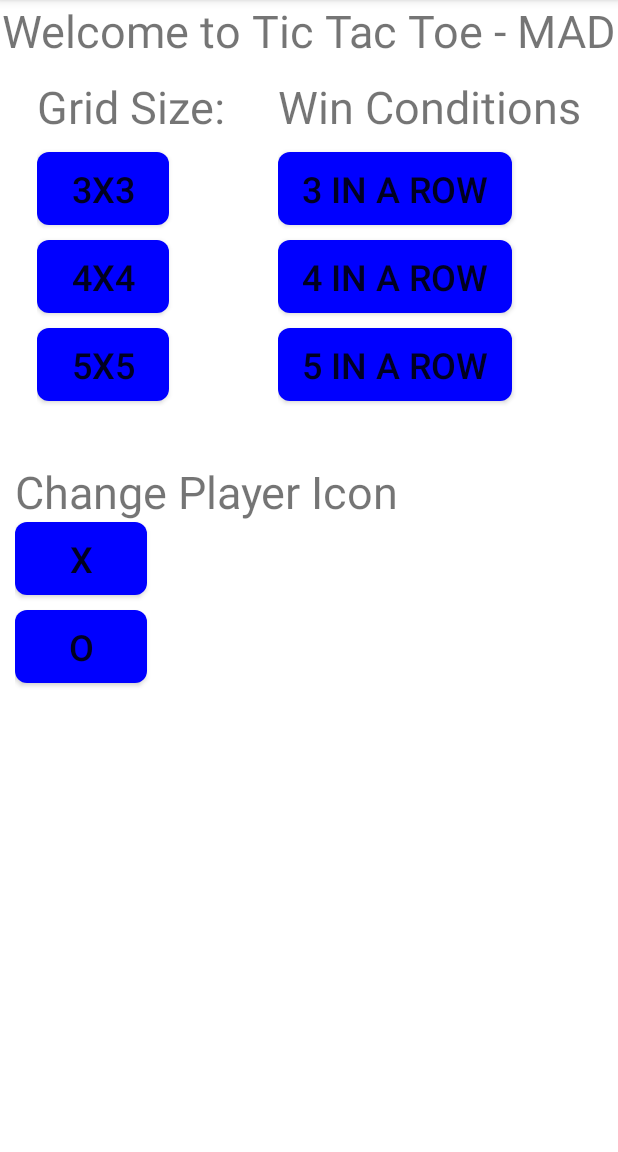
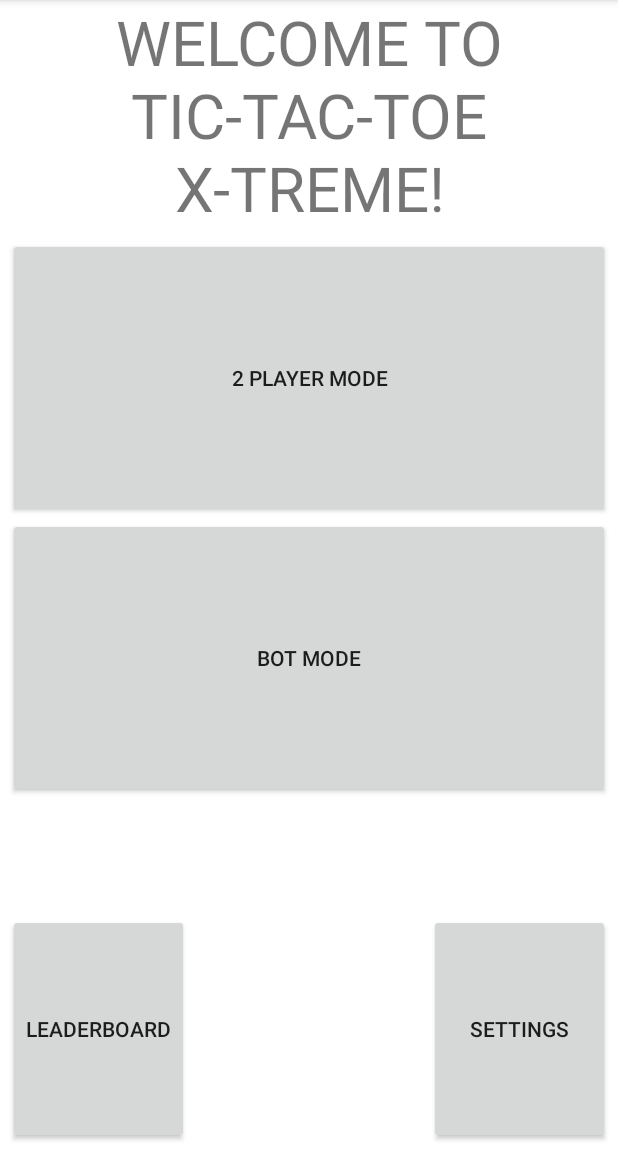
Before and after one commit to justinp04/MADASS1, an Android app: the screen it shows after launch (MainActivity), on a phone screen of 412 x 824 dp, the part 84-1236 px from its top. Run offline under Robolectric (Android 15) with nearby library versions, the light colour scheme and no system bars.

Commit message:
Start menu implemented
added functionality to startmenu
2p mode just starts a 3x3fragment for now
settings opens the settings fragment
leaderboard and ai hav no function yet

```diff
--- a/app/src/main/java/com/example/tictactoemad_20732435/MainActivity.java
+++ b/app/src/main/java/com/example/tictactoemad_20732435/MainActivity.java
@@ -16,6 +16,7 @@ import android.widget.Toast;
 
 public class MainActivity extends AppCompatActivity {
 
+    private  StartMenuFragment startMenuFragment = new StartMenuFragment();
     private GameFunction3x3 gameFunction3x3 = new GameFunction3x3();
     private GameFunction4x4 gameFunction4x4 = new GameFunction4x4();
     private GameFunction5x5 gameFunction5x5 = new GameFunction5x5();
@@ -26,12 +27,16 @@ public class MainActivity extends AppCompatActivity {
         super.onCreate(savedInstanceState);
         setContentView(R.layout.activity_main);
 
-        loadSettingsFragment();
+        loadMenuFragment();
 
         MainActivityData mainActivityDataViewModel = new ViewModelProvider(this).get(MainActivityData.class);
         mainActivityDataViewModel.clickedValue.observe(this, new Observer<Integer>() {
             @Override
             public void onChanged(Integer integer) {
+                if (mainActivityDataViewModel.getClickedValue() == 0)
+                {
+                    loadMenuFragment();
+                }
                 if (mainActivityDataViewModel.getClickedValue() == 1)
                 {
                     loadGame3x3Fragment();
@@ -52,6 +57,18 @@ public class MainActivity extends AppCompatActivity {
         });
     }
 
+    private void loadMenuFragment()
+    {
+        FragmentManager fm = getSupportFragmentManager();
+        Fragment frag = fm.findFragmentById(R.id.fragment_game);
+        if (frag==null)
+        {
+            fm.beginTransaction().add(R.id.fragment_game, startMenuFragment).commit();
+        }
+        else {
+            fm.beginTransaction().replace(R.id.fragment_game,startMenuFragment).commit();
+        }
+    }
     private void loadGame3x3Fragment()
     {
         FragmentManager fm = getSupportFragmentManager();
--- a/app/src/main/java/com/example/tictactoemad_20732435/StartMenuFragment.java
+++ b/app/src/main/java/com/example/tictactoemad_20732435/StartMenuFragment.java
@@ -3,16 +3,19 @@ package com.example.tictactoemad_20732435;
 import android.os.Bundle;
 
 import androidx.fragment.app.Fragment;
+import androidx.lifecycle.ViewModelProvider;
 
 import android.view.LayoutInflater;
 import android.view.View;
 import android.view.ViewGroup;
+import android.widget.Button;
 
 /**
  * A simple {@link Fragment} subclass.
  * Use the {@link StartMenuFragment#newInstance} factory method to
  * create an instance of this fragment.
  */
+/*Date created: 28/08/2023*/
 public class StartMenuFragment extends Fragment {
 
     // TODO: Rename parameter arguments, choose names that match
@@ -57,8 +60,54 @@ public class StartMenuFragment extends Fragment {
 
     @Override
     public View onCreateView(LayoutInflater inflater, ViewGroup container,
-                             Bundle savedInstanceState) {
+                             Bundle savedInstanceState)
+    {
+        View rootView =inflater.inflate(R.layout.fragment_start_menu, container, false);
         // Inflate the layout for this fragment
-        return inflater.inflate(R.layout.fragment_start_menu, container, false);
+        MainActivityData mainActivityDataViewModel = new ViewModelProvider(getActivity())
+                .get(MainActivityData.class);
+
+        Button twoPlayerGame = rootView.findViewById(R.id.button2P);
+        Button AIGame = rootView.findViewById(R.id.buttonAI);
+        Button settings = rootView.findViewById(R.id.settingButton);
+        Button leaderboard = rootView.findViewById(R.id.leaderboardButton);
+
+        twoPlayerGame.setOnClickListener(new View.OnClickListener()
+        {
+            @Override
+            public void onClick(View view)
+            {
+                mainActivityDataViewModel.setClickedValue(1);
+            }
+        });
+
+        AIGame.setOnClickListener(new View.OnClickListener()
+        {
+            @Override
+            public void onClick(View view)
+            {
+                //set clicked value for ai game mode
+            }
+        });
+
+        settings.setOnClickListener(new View.OnClickListener()
+        {
+            @Override
+            public void onClick(View view)
+            {
+                mainActivityDataViewModel.setClickedValue(4);
+            }
+        });
+
+        leaderboard.setOnClickListener(new View.OnClickListener()
+        {
+            @Override
+            public void onClick(View view)
+            {
+                //set clicked value for leaderboard
+            }
+        });
+
+        return rootView;
     }
 }
--- a/app/src/main/res/layout/fragment_start_menu.xml
+++ b/app/src/main/res/layout/fragment_start_menu.xml
@@ -98,6 +98,7 @@
             app:layout_constraintGuide_percent=".70" />
 
         <Button
+            android:id="@+id/leaderboardButton"
             android:layout_width="0dp"
             android:layout_height="0dp"
             android:layout_weight="1"
@@ -111,6 +112,7 @@
         </Button>
 
         <Button
+            android:id="@+id/settingButton"
             android:layout_width="0dp"
             android:layout_height="0dp"
             android:layout_weight="1"
```
Also changed, not shown: 1 other file.
